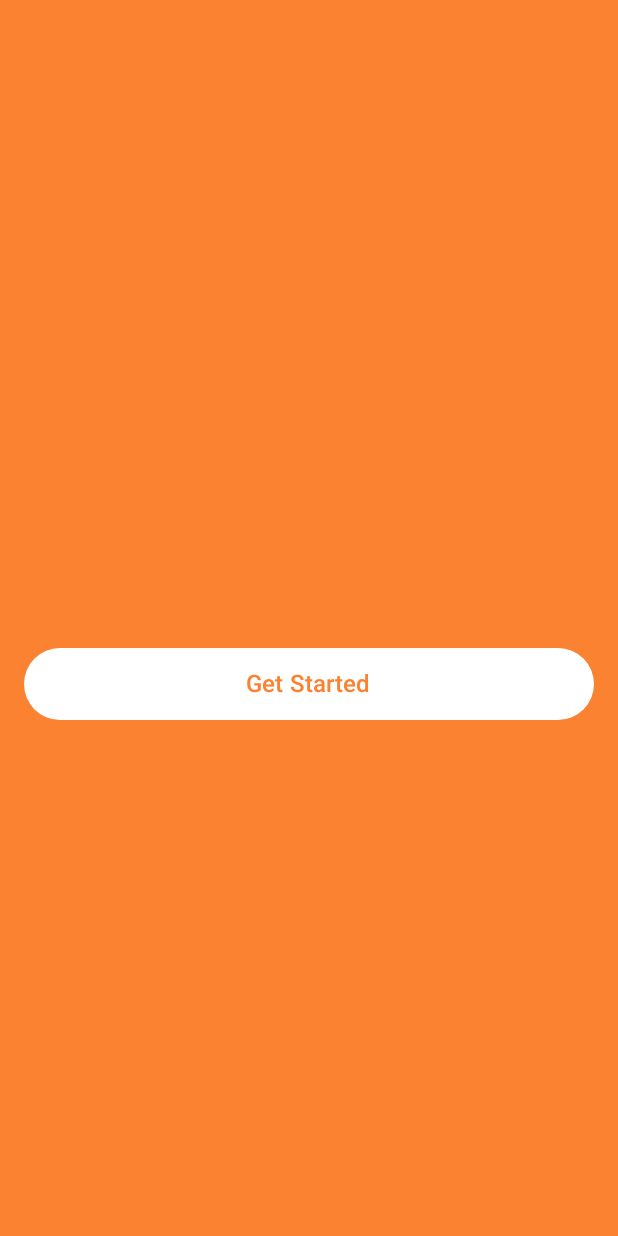
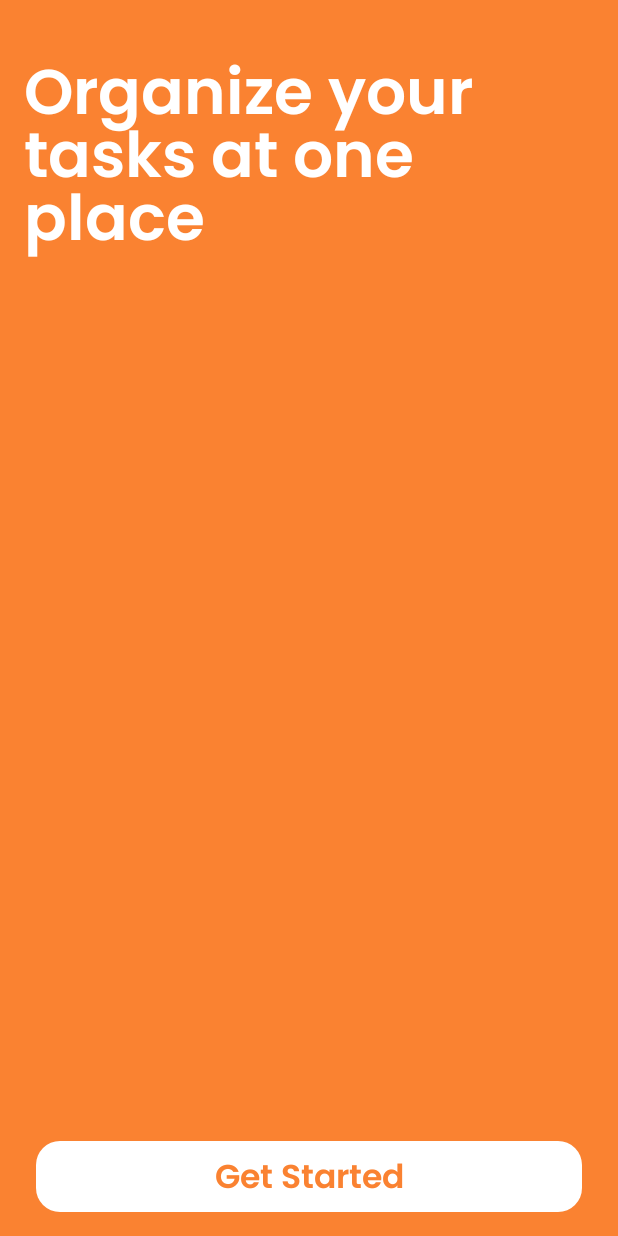
Before and after one commit to devprincefahad/Taskify, an Android app built with Jetpack Compose: the composable SingInScreen shown on its own in the app's theme, on a phone screen of 412 x 824 dp. Run offline under Robolectric (Android 15) with nearby library versions, the phone set to English and light mode, and no system bars; our stand-ins replace Dagger/Hilt's generated code, Firebase (no records; nobody signed in at launch, a user with empty details on screens opened directly); libraries missing offline, so code that uses them is left out: com.ramcosta.composedestinations; 5 statements that could not run were skipped.

Commit message:
Signin screen ui complete

```diff
--- a/app/src/main/java/dev/prince/taskify/MainActivity.kt
+++ b/app/src/main/java/dev/prince/taskify/MainActivity.kt
@@ -5,7 +5,9 @@ import androidx.activity.ComponentActivity
 import androidx.activity.compose.setContent
 import androidx.activity.enableEdgeToEdge
 import androidx.compose.foundation.layout.fillMaxSize
+import androidx.compose.foundation.layout.navigationBarsPadding
 import androidx.compose.foundation.layout.padding
+import androidx.compose.foundation.layout.systemBarsPadding
 import androidx.compose.material3.MaterialTheme
 import androidx.compose.material3.Scaffold
 import androidx.compose.material3.Surface
@@ -35,6 +37,8 @@ class MainActivity : ComponentActivity() {
                     val navController = engine.rememberNavController()
 
                     DestinationsNavHost(
+                        modifier = Modifier
+                            .fillMaxSize(),
                         navGraph = NavGraphs.root,
                         navController = navController,
                         engine = engine
--- a/app/src/main/java/dev/prince/taskify/ui/intro/SingInScreen.kt
+++ b/app/src/main/java/dev/prince/taskify/ui/intro/SingInScreen.kt
@@ -19,7 +19,9 @@ import androidx.compose.foundation.layout.Spacer
 import androidx.compose.foundation.layout.fillMaxSize
 import androidx.compose.foundation.layout.fillMaxWidth
 import androidx.compose.foundation.layout.height
+import androidx.compose.foundation.layout.navigationBarsPadding
 import androidx.compose.foundation.layout.padding
+import androidx.compose.foundation.layout.systemBarsPadding
 import androidx.compose.foundation.shape.RoundedCornerShape
 import androidx.compose.material3.Button
 import androidx.compose.material3.ButtonDefaults
@@ -33,6 +35,8 @@ import androidx.compose.ui.Alignment
 import androidx.compose.ui.Modifier
 import androidx.compose.ui.graphics.Color
 import androidx.compose.ui.platform.LocalContext
+import androidx.compose.ui.res.stringResource
+import androidx.compose.ui.text.TextStyle
 import androidx.compose.ui.text.font.FontWeight
 import androidx.compose.ui.text.style.TextAlign
 import androidx.compose.ui.unit.dp
@@ -46,6 +50,7 @@ import dev.prince.taskify.signin.GoogleAuthUiClient
 import dev.prince.taskify.ui.destinations.HomeScreenDestination
 import dev.prince.taskify.ui.home.HomeScreen
 import dev.prince.taskify.ui.theme.Orange
+import dev.prince.taskify.ui.theme.poppinsFamily
 import dev.prince.taskify.util.LocalSnackbar
 import kotlinx.coroutines.launch
 
@@ -128,36 +133,45 @@ fun SignInScreenContent(
     launcher: ManagedActivityResultLauncher<IntentSenderRequest, ActivityResult>
 ) {
 
-
     val scope = rememberCoroutineScope()
     val context = LocalContext.current
 
     val connectivityManager =
         context.getSystemService(Context.CONNECTIVITY_SERVICE) as ConnectivityManager
 
-    Box(
+    Column(
         modifier = Modifier
             .fillMaxSize()
             .background(Orange)
-    ) {
-        Column(
-            modifier = Modifier
-                .fillMaxSize()
             .padding(16.dp),
-            verticalArrangement = Arrangement.Center,
         horizontalAlignment = Alignment.CenterHorizontally
     ) {
+
         Text(
-                text = "",
-                fontSize = 24.sp,
+            modifier = Modifier
+                .align(Alignment.CenterHorizontally)
+                .padding(
+                    top = 16.dp,
+                    end = 16.dp
+                )
+                .fillMaxWidth(),
+            text = "Organize your tasks at one place",
+            textAlign = TextAlign.Start,
+            fontWeight = FontWeight.Bold,
             color = Color.White,
-                textAlign = TextAlign.Center,
-                fontWeight = FontWeight.Bold
+            style = TextStyle(
+                fontSize = 42.sp,
+                fontFamily = poppinsFamily,
+                lineHeight = 42.sp
+            )
         )
 
-            Spacer(modifier = Modifier.height(64.dp))
+        Spacer(modifier = Modifier.weight(1f))
 
         Button(
+            modifier = Modifier
+                .padding(horizontal = 8.dp)
+                .fillMaxWidth(),
             onClick = {
                 if (viewModel.isNetworkConnected(connectivityManager)) {
                     scope.launch {
@@ -172,18 +186,24 @@ fun SignInScreenContent(
                     viewModel.showSnackBar("Not connected to the internet")
                 }
             },
-                modifier = Modifier
-                    .fillMaxWidth()
-                    .height(48.dp),
-                colors = ButtonDefaults.buttonColors(Color.White),
-                shape = RoundedCornerShape(24.dp)
+            shape = RoundedCornerShape(16.dp),
+            colors = ButtonDefaults.buttonColors(
+                containerColor = Color.White,
+                contentColor = Color.White
+            )
         ) {
             Text(
                 text = "Get Started",
-                    fontSize = 16.sp,
+                fontWeight = FontWeight.Bold,
+                style = TextStyle(
+                    fontSize = 22.sp,
+                    fontFamily = poppinsFamily,
                     color = Orange
                 )
+            )
+        }
+
+        Spacer(modifier = Modifier.navigationBarsPadding())
+
     }
 }
-    }
-}
--- a/app/src/main/java/dev/prince/taskify/ui/theme/Theme.kt
+++ b/app/src/main/java/dev/prince/taskify/ui/theme/Theme.kt
@@ -6,6 +6,7 @@ import androidx.compose.material3.MaterialTheme
 import androidx.compose.material3.lightColorScheme
 import androidx.compose.runtime.Composable
 import androidx.compose.runtime.SideEffect
+import androidx.compose.ui.graphics.Color
 import androidx.compose.ui.graphics.toArgb
 import androidx.compose.ui.platform.LocalView
 
@@ -40,7 +41,7 @@ fun TaskifyTheme(
     if (!view.isInEditMode) {
         SideEffect {
             val activity = view.context as Activity
-            val colorInt = Orange.toArgb()
+            val colorInt = Color.Black.toArgb()
             if (Build.VERSION.SDK_INT >= Build.VERSION_CODES.O) {
                 activity.window.navigationBarColor = colorInt
                 activity.window.statusBarColor = colorInt
--- a/app/src/main/java/dev/prince/taskify/ui/theme/Type.kt
+++ b/app/src/main/java/dev/prince/taskify/ui/theme/Type.kt
@@ -2,9 +2,18 @@ package dev.prince.taskify.ui.theme
 
 import androidx.compose.material3.Typography
 import androidx.compose.ui.text.TextStyle
+import androidx.compose.ui.text.font.Font
 import androidx.compose.ui.text.font.FontFamily
 import androidx.compose.ui.text.font.FontWeight
 import androidx.compose.ui.unit.sp
+import dev.prince.taskify.R
+
+val poppinsFamily = FontFamily(
+    Font(R.font.poppins_light, FontWeight.Light),
+    Font(R.font.poppins_regular, FontWeight.Normal),
+    Font(R.font.poppins_medium, FontWeight.Medium),
+    Font(R.font.poppins_semibold, FontWeight.Bold)
+)
 
 // Set of Material typography styles to start with
 val Typography = Typography(
```
Lines whose indentation alone changed are shown as unchanged.
